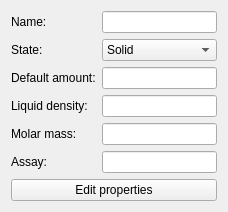
First picture: the form in templatewidget.ui, repository FrankMamuda/fumingcube, before the edit.
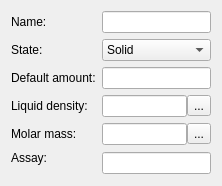
Second picture: the form after the edit. Icons and pictures are not drawn. Custom widgets are drawn as their Qt base class.

The edit to the form file:
```diff
--- a/templatewidget.ui
+++ b/templatewidget.ui
@@ -6,36 +6,56 @@
    <rect>
     <x>0</x>
     <y>0</y>
-    <width>228</width>
-    <height>197</height>
+    <width>222</width>
+    <height>186</height>
    </rect>
   </property>
   <property name="windowTitle">
    <string>Form</string>
   </property>
-  <layout class="QFormLayout" name="formLayout">
-   <item row="0" column="0">
-    <widget class="QLabel" name="nameLabel">
+  <layout class="QGridLayout" name="gridLayout">
+   <item row="8" column="2" rowspan="2">
+    <widget class="LineEdit" name="assayEdit"/>
+   </item>
+   <item row="8" column="0" colspan="2">
+    <widget class="QLabel" name="assayLabel">
      <property name="text">
-      <string>Name:</string>
+      <string>Assay:</string>
      </property>
     </widget>
    </item>
-   <item row="0" column="1">
+   <item row="2" column="2">
+    <widget class="LineEdit" name="amountEdit"/>
+   </item>
+   <item row="2" column="0" colspan="2">
+    <widget class="QLabel" name="amountLabel">
+     <property name="text">
+      <string>Default amount:</string>
+     </property>
+    </widget>
+   </item>
+   <item row="0" column="2">
     <widget class="QLineEdit" name="nameEdit">
      <property name="text">
       <string/>
      </property>
     </widget>
    </item>
-   <item row="1" column="0">
+   <item row="1" column="0" colspan="2">
     <widget class="QLabel" name="stateLabel">
      <property name="text">
       <string>State:</string>
      </property>
     </widget>
    </item>
-   <item row="1" column="1">
+   <item row="0" column="0" colspan="2">
+    <widget class="QLabel" name="nameLabel">
+     <property name="text">
+      <string>Name:</string>
+     </property>
+    </widget>
+   </item>
+   <item row="1" column="2">
     <widget class="QComboBox" name="stateCombo">
      <item>
       <property name="text">
@@ -49,52 +69,61 @@
      </item>
     </widget>
    </item>
-   <item row="2" column="0">
-    <widget class="QLabel" name="amountLabel">
-     <property name="text">
-      <string>Default amount:</string>
-     </property>
-    </widget>
-   </item>
-   <item row="3" column="0">
-    <widget class="QLabel" name="densityLabel">
-     <property name="text">
-      <string>Liquid density:</string>
-     </property>
-    </widget>
-   </item>
-   <item row="4" column="0">
+   <item row="6" column="0">
     <widget class="QLabel" name="molarMassLabel">
      <property name="text">
       <string>Molar mass:</string>
      </property>
     </widget>
    </item>
+   <item row="6" column="2">
+    <layout class="QHBoxLayout" name="molarMassLayout">
+     <property name="spacing">
+      <number>0</number>
+     </property>
+     <item>
+      <widget class="LineEdit" name="molarMassEdit"/>
+     </item>
+     <item>
+      <widget class="QToolButton" name="molarMassButton">
+       <property name="text">
+        <string>...</string>
+       </property>
+       <property name="icon">
+        <iconset resource="resources.qrc">
+         <normaloff>:/icons/cog</normaloff>:/icons/cog</iconset>
+       </property>
+      </widget>
+     </item>
+    </layout>
+   </item>
    <item row="5" column="0">
-    <widget class="QLabel" name="assayLabel">
+    <widget class="QLabel" name="densityLabel">
      <property name="text">
-      <string>Assay:</string>
+      <string>Liquid density:</string>
      </property>
     </widget>
    </item>
-   <item row="6" column="0" colspan="2">
-    <widget class="QPushButton" name="propsButton">
-     <property name="text">
-      <string>Edit properties</string>
+   <item row="5" column="2">
+    <layout class="QHBoxLayout" name="densityLayout">
+     <property name="spacing">
+      <number>0</number>
      </property>
-    </widget>
-   </item>
-   <item row="2" column="1">
-    <widget class="LineEdit" name="amountEdit"/>
-   </item>
-   <item row="3" column="1">
-    <widget class="LineEdit" name="densityEdit"/>
-   </item>
-   <item row="4" column="1">
-    <widget class="LineEdit" name="molarMassEdit"/>
-   </item>
-   <item row="5" column="1">
-    <widget class="LineEdit" name="assayEdit"/>
+     <item>
+      <widget class="LineEdit" name="densityEdit"/>
+     </item>
+     <item>
+      <widget class="QToolButton" name="densityButton">
+       <property name="text">
+        <string>...</string>
+       </property>
+       <property name="icon">
+        <iconset resource="resources.qrc">
+         <normaloff>:/icons/cog</normaloff>:/icons/cog</iconset>
+       </property>
+      </widget>
+     </item>
+    </layout>
    </item>
   </layout>
  </widget>
```
Left out of the diff: 4 changed lines with no effect on the pictures.
